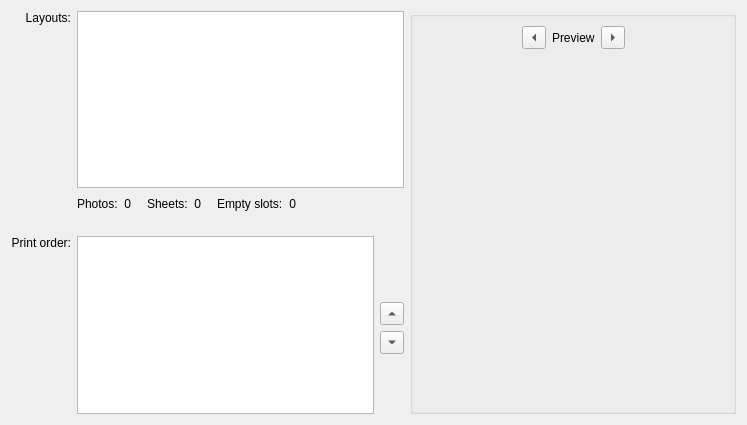
Qt form printimages/ui/photopage.ui (KDE/kipi-plugins) before a commit.
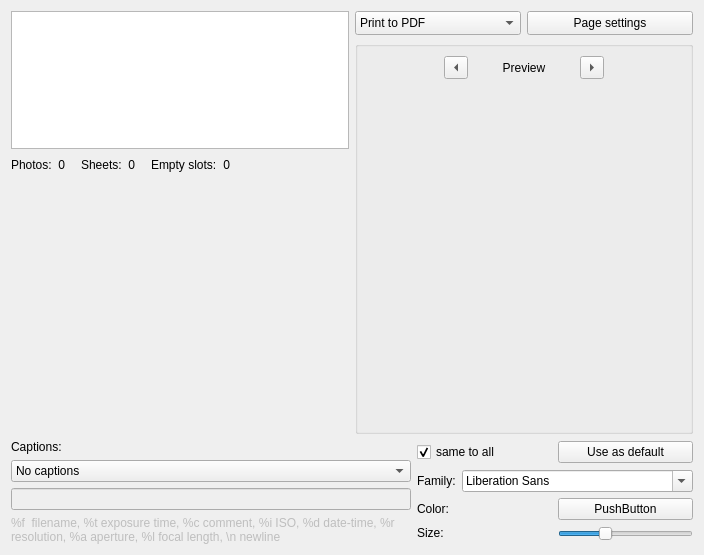
The same form after that commit. Custom widgets are drawn as their Qt base class.

Commit message: - Added ImageFileList from kipi common to get image thumbnail with filename - thanks to image file list we can add and remove photo to the list - Reviewed wizard, info page is not needed any more

```diff
--- a/printimages/ui/photopage.ui
+++ b/printimages/ui/photopage.ui
@@ -6,28 +6,196 @@
    <rect>
     <x>0</x>
     <y>0</y>
-    <width>747</width>
-    <height>425</height>
+    <width>682</width>
+    <height>555</height>
    </rect>
   </property>
-  <layout class="QGridLayout" name="gridLayout_3">
-   <item row="0" column="0">
-    <widget class="QLabel" name="TextLabel2_10">
-     <property name="text">
-      <string>Layouts:</string>
-     </property>
-     <property name="alignment">
-      <set>Qt::AlignRight|Qt::AlignTop|Qt::AlignTrailing</set>
-     </property>
-     <property name="buddy">
-      <cstring>ListPhotoSizes</cstring>
-     </property>
-    </widget>
-   </item>
-   <item row="0" column="1">
+  <layout class="QVBoxLayout" name="verticalLayout_9">
+   <item>
+    <layout class="QHBoxLayout" name="horizontalLayout_8">
+     <item>
+      <layout class="QVBoxLayout" name="verticalLayout_7">
+       <item>
     <widget class="QListWidget" name="ListPhotoSizes"/>
    </item>
-   <item row="0" column="2" rowspan="4">
+       <item>
+        <layout class="QHBoxLayout" name="horizontalLayout_3">
+         <item>
+          <widget class="QLabel" name="TextLabel4_2">
+           <property name="text">
+            <string>Photos:</string>
+           </property>
+          </widget>
+         </item>
+         <item>
+          <widget class="QLabel" name="LblPhotoCount">
+           <property name="text">
+            <string>&lt;p align=&quot;right&quot;&gt;0&lt;/p&gt;</string>
+           </property>
+          </widget>
+         </item>
+         <item>
+          <spacer name="horizontalSpacer">
+           <property name="orientation">
+            <enum>Qt::Horizontal</enum>
+           </property>
+           <property name="sizeType">
+            <enum>QSizePolicy::Fixed</enum>
+           </property>
+           <property name="sizeHint" stdset="0">
+            <size>
+             <width>10</width>
+             <height>20</height>
+            </size>
+           </property>
+          </spacer>
+         </item>
+         <item>
+          <widget class="QLabel" name="TextLabel4">
+           <property name="text">
+            <string>Sheets:</string>
+           </property>
+          </widget>
+         </item>
+         <item>
+          <widget class="QLabel" name="LblSheetsPrinted">
+           <property name="text">
+            <string>&lt;p align=&quot;right&quot;&gt;0&lt;/p&gt;</string>
+           </property>
+          </widget>
+         </item>
+         <item>
+          <spacer name="horizontalSpacer_2">
+           <property name="orientation">
+            <enum>Qt::Horizontal</enum>
+           </property>
+           <property name="sizeType">
+            <enum>QSizePolicy::Fixed</enum>
+           </property>
+           <property name="sizeHint" stdset="0">
+            <size>
+             <width>10</width>
+             <height>20</height>
+            </size>
+           </property>
+          </spacer>
+         </item>
+         <item>
+          <widget class="QLabel" name="TextLabel6">
+           <property name="text">
+            <string>Empty slots:</string>
+           </property>
+          </widget>
+         </item>
+         <item>
+          <widget class="QLabel" name="LblEmptySlots">
+           <property name="text">
+            <string>&lt;p align=&quot;right&quot;&gt;0&lt;/p&gt;</string>
+           </property>
+          </widget>
+         </item>
+         <item>
+          <spacer name="horizontalSpacer_5">
+           <property name="orientation">
+            <enum>Qt::Horizontal</enum>
+           </property>
+           <property name="sizeHint" stdset="0">
+            <size>
+             <width>40</width>
+             <height>20</height>
+            </size>
+           </property>
+          </spacer>
+         </item>
+        </layout>
+       </item>
+       <item>
+        <spacer name="verticalSpacer_2">
+         <property name="orientation">
+          <enum>Qt::Vertical</enum>
+         </property>
+         <property name="sizeType">
+          <enum>QSizePolicy::Fixed</enum>
+         </property>
+         <property name="sizeHint" stdset="0">
+          <size>
+           <width>20</width>
+           <height>13</height>
+          </size>
+         </property>
+        </spacer>
+       </item>
+       <item>
+        <widget class="QWidget" name="mPrintList" native="true">
+         <property name="sizePolicy">
+          <sizepolicy hsizetype="Expanding" vsizetype="Expanding">
+           <horstretch>0</horstretch>
+           <verstretch>0</verstretch>
+          </sizepolicy>
+         </property>
+         <property name="minimumSize">
+          <size>
+           <width>200</width>
+           <height>240</height>
+          </size>
+         </property>
+        </widget>
+       </item>
+      </layout>
+     </item>
+     <item>
+      <layout class="QVBoxLayout" name="verticalLayout_2">
+       <item>
+        <layout class="QHBoxLayout" name="horizontalLayout">
+         <item>
+          <widget class="QComboBox" name="m_printer_choice">
+           <property name="minimumSize">
+            <size>
+             <width>0</width>
+             <height>24</height>
+            </size>
+           </property>
+           <property name="insertPolicy">
+            <enum>QComboBox::InsertAtTop</enum>
+           </property>
+           <item>
+            <property name="text">
+             <string>Print to PDF</string>
+            </property>
+           </item>
+           <item>
+            <property name="text">
+             <string>Print to PS</string>
+            </property>
+           </item>
+           <item>
+            <property name="text">
+             <string>Print to JPG</string>
+            </property>
+           </item>
+           <item>
+            <property name="text">
+             <string>Print to gimp</string>
+            </property>
+           </item>
+          </widget>
+         </item>
+         <item>
+          <widget class="QPushButton" name="m_pagesetup">
+           <property name="minimumSize">
+            <size>
+             <width>0</width>
+             <height>24</height>
+            </size>
+           </property>
+           <property name="text">
+            <string>Page settings</string>
+           </property>
+          </widget>
+         </item>
+        </layout>
+       </item>
+       <item>
     <widget class="QGroupBox" name="groupBox">
      <property name="title">
       <string/>
@@ -72,9 +240,24 @@
         </item>
         <item>
          <widget class="QLabel" name="LblPreview">
+              <property name="sizePolicy">
+               <sizepolicy hsizetype="Preferred" vsizetype="Preferred">
+                <horstretch>0</horstretch>
+                <verstretch>0</verstretch>
+               </sizepolicy>
+              </property>
+              <property name="minimumSize">
+               <size>
+                <width>100</width>
+                <height>0</height>
+               </size>
+              </property>
           <property name="text">
            <string>Preview</string>
           </property>
+              <property name="alignment">
+               <set>Qt::AlignCenter</set>
+              </property>
          </widget>
         </item>
         <item>
@@ -114,6 +297,22 @@
         </item>
        </layout>
       </item>
+          <item>
+           <spacer name="verticalSpacer_3">
+            <property name="orientation">
+             <enum>Qt::Vertical</enum>
+            </property>
+            <property name="sizeType">
+             <enum>QSizePolicy::Fixed</enum>
+            </property>
+            <property name="sizeHint" stdset="0">
+             <size>
+              <width>20</width>
+              <height>13</height>
+             </size>
+            </property>
+           </spacer>
+          </item>
       <item>
        <widget class="QLabel" name="BmpFirstPagePreview">
         <property name="sizePolicy">
@@ -149,84 +348,110 @@
      </layout>
     </widget>
    </item>
-   <item row="1" column="1">
-    <layout class="QHBoxLayout" name="horizontalLayout_3">
-     <item>
-      <widget class="QLabel" name="TextLabel4_2">
-       <property name="text">
-        <string>Photos:</string>
-       </property>
-      </widget>
+      </layout>
      </item>
-     <item>
-      <widget class="QLabel" name="LblPhotoCount">
-       <property name="text">
-        <string>&lt;p align=&quot;right&quot;&gt;0&lt;/p&gt;</string>
-       </property>
-      </widget>
+    </layout>
      </item>
      <item>
-      <spacer name="horizontalSpacer">
+    <spacer name="verticalSpacer_5">
        <property name="orientation">
-        <enum>Qt::Horizontal</enum>
-       </property>
-       <property name="sizeType">
-        <enum>QSizePolicy::Fixed</enum>
-       </property>
+      <enum>Qt::Vertical</enum>
+     </property>
        <property name="sizeHint" stdset="0">
         <size>
-         <width>10</width>
-         <height>20</height>
+       <width>20</width>
+       <height>13</height>
         </size>
        </property>
       </spacer>
      </item>
      <item>
-      <widget class="QLabel" name="TextLabel4">
+    <layout class="QHBoxLayout" name="horizontalLayout_9">
+     <item>
+      <layout class="QVBoxLayout" name="verticalLayout_5">
+       <item>
+        <layout class="QVBoxLayout" name="verticalLayout_4">
+         <item>
+          <widget class="QLabel" name="label_2">
        <property name="text">
-        <string>Sheets:</string>
-       </property>
+            <string>Captions:</string>
+           </property>
+           <property name="buddy">
+            <cstring>m_captions</cstring>
+           </property>
       </widget>
      </item>
      <item>
-      <widget class="QLabel" name="LblSheetsPrinted">
+          <widget class="QComboBox" name="m_captions">
+           <item>
        <property name="text">
-        <string>&lt;p align=&quot;right&quot;&gt;0&lt;/p&gt;</string>
-       </property>
-      </widget>
+             <string>No captions</string>
+            </property>
      </item>
      <item>
-      <spacer name="horizontalSpacer_2">
-       <property name="orientation">
-        <enum>Qt::Horizontal</enum>
-       </property>
-       <property name="sizeType">
-        <enum>QSizePolicy::Fixed</enum>
-       </property>
-       <property name="sizeHint" stdset="0">
-        <size>
-         <width>10</width>
-         <height>20</height>
-        </size>
-       </property>
-      </spacer>
+            <property name="text">
+             <string>Image file names</string>
+            </property>
+           </item>
+           <item>
+            <property name="text">
+             <string>Exif date-time</string>
+            </property>
+           </item>
+           <item>
+            <property name="text">
+             <string>Comments</string>
+            </property>
      </item>
      <item>
-      <widget class="QLabel" name="TextLabel6">
        <property name="text">
-        <string>Empty slots:</string>
-       </property>
-      </widget>
-     </item>
+             <string>Free</string>
+            </property>
+           </item>
+          </widget>
+         </item>
+        </layout>
+       </item>
      <item>
-      <widget class="QLabel" name="LblEmptySlots">
+        <layout class="QVBoxLayout" name="verticalLayout_3">
+         <item>
+          <widget class="QLineEdit" name="m_FreeCaptionFormat">
+           <property name="enabled">
+            <bool>false</bool>
+           </property>
+           <property name="minimumSize">
+            <size>
+             <width>400</width>
+             <height>0</height>
+            </size>
+           </property>
+          </widget>
+         </item>
+         <item>
+          <widget class="QLabel" name="m_free_label">
+           <property name="enabled">
+            <bool>false</bool>
+           </property>
+           <property name="sizePolicy">
+            <sizepolicy hsizetype="Preferred" vsizetype="Minimum">
+             <horstretch>0</horstretch>
+             <verstretch>0</verstretch>
+            </sizepolicy>
+           </property>
        <property name="text">
-        <string>&lt;p align=&quot;right&quot;&gt;0&lt;/p&gt;</string>
-       </property>
-      </widget>
-     </item>
+            <string>%f  filename, %t exposure time, %c comment, %i ISO, %d date-time, %r resolution, %a aperture, %l focal length, \n newline</string>
+           </property>
+           <property name="wordWrap">
+            <bool>true</bool>
+           </property>
+          </widget>
+         </item>
+        </layout>
+       </item>
+      </layout>
+     </item>
      <item>
-      <spacer name="horizontalSpacer_5">
+      <spacer name="horizontalSpacer_3">
        <property name="orientation">
         <enum>Qt::Horizontal</enum>
        </property>
@@ -238,113 +463,135 @@
        </property>
       </spacer>
      </item>
-    </layout>
-   </item>
-   <item row="2" column="1">
-    <spacer name="verticalSpacer_2">
-     <property name="orientation">
-      <enum>Qt::Vertical</enum>
-     </property>
-     <property name="sizeType">
-      <enum>QSizePolicy::Fixed</enum>
-     </property>
-     <property name="sizeHint" stdset="0">
-      <size>
-       <width>20</width>
-       <height>10</height>
-      </size>
-     </property>
-    </spacer>
-   </item>
-   <item row="3" column="0">
-    <widget class="QLabel" name="label">
+     <item>
+      <layout class="QVBoxLayout" name="verticalLayout_8">
+       <item>
+        <layout class="QHBoxLayout" name="horizontalLayout_4">
+         <item>
+          <widget class="QCheckBox" name="m_sameCaption">
+           <property name="text">
+            <string>same to all</string>
+           </property>
+           <property name="checked">
+            <bool>true</bool>
+           </property>
+          </widget>
+         </item>
+         <item>
+          <widget class="QPushButton" name="m_setDefault">
+           <property name="text">
+            <string>Use as default</string>
+           </property>
+          </widget>
+         </item>
+        </layout>
+       </item>
+       <item>
+        <layout class="QVBoxLayout" name="verticalLayout_6">
+         <item>
+          <layout class="QHBoxLayout" name="horizontalLayout_5">
+           <item>
+            <widget class="QLabel" name="label_3">
      <property name="text">
-      <string>Print order:</string>
-     </property>
-     <property name="alignment">
-      <set>Qt::AlignRight|Qt::AlignTop|Qt::AlignTrailing</set>
-     </property>
+              <string>Family:</string>
+             </property>
      <property name="buddy">
       <cstring>ListPrintOrder</cstring>
      </property>
     </widget>
    </item>
-   <item row="3" column="1">
-    <layout class="QGridLayout" name="gridLayout">
-     <item row="0" column="0" rowspan="4">
-      <widget class="QListWidget" name="ListPrintOrder"/>
-     </item>
-     <item row="0" column="1">
-      <spacer name="verticalSpacer_3">
-       <property name="orientation">
-        <enum>Qt::Vertical</enum>
-       </property>
-       <property name="sizeHint" stdset="0">
-        <size>
-         <width>17</width>
-         <height>60</height>
-        </size>
-       </property>
-      </spacer>
-     </item>
-     <item row="3" column="1">
-      <spacer name="verticalSpacer_4">
-       <property name="orientation">
-        <enum>Qt::Vertical</enum>
-       </property>
-       <property name="sizeHint" stdset="0">
-        <size>
-         <width>20</width>
-         <height>60</height>
-        </size>
-       </property>
-      </spacer>
-     </item>
-     <item row="4" column="0">
-      <layout class="QHBoxLayout" name="horizontalLayout"/>
-     </item>
-     <item row="1" column="1">
-      <widget class="QToolButton" name="BtnPrintOrderUp">
-       <property name="font">
-        <font/>
-       </property>
-       <property name="toolTip">
-        <string>Move selected photo Up</string>
-       </property>
-       <property name="whatsThis">
-        <string>Move selected photo Up</string>
-       </property>
+           <item>
+            <widget class="QFontComboBox" name="m_font_name"/>
+           </item>
+          </layout>
+         </item>
+         <item>
+          <layout class="QHBoxLayout" name="horizontalLayout_6">
+           <item>
+            <widget class="QLabel" name="label_4">
+             <property name="text">
+              <string>Color:</string>
+             </property>
+             <property name="buddy">
+              <cstring>m_font_color</cstring>
+             </property>
+            </widget>
+           </item>
+           <item>
+            <widget class="KColorButton" name="m_font_color">
+             <property name="text">
+              <string>PushButton</string>
+             </property>
+            </widget>
+           </item>
+          </layout>
+         </item>
+         <item>
+          <layout class="QHBoxLayout" name="horizontalLayout_7">
+           <item>
+            <widget class="QLabel" name="textLabel1_2">
+             <property name="sizePolicy">
+              <sizepolicy hsizetype="MinimumExpanding" vsizetype="Fixed">
+               <horstretch>0</horstretch>
+               <verstretch>0</verstretch>
+              </sizepolicy>
+             </property>
        <property name="text">
-        <string comment="Move Up">Up</string>
-       </property>
-       <property name="arrowType">
-        <enum>Qt::UpArrow</enum>
-       </property>
-      </widget>
-     </item>
-     <item row="2" column="1">
-      <widget class="QToolButton" name="BtnPrintOrderDown">
-       <property name="font">
-        <font/>
-       </property>
-       <property name="toolTip">
-        <string>Move selected photo Down</string>
-       </property>
-       <property name="whatsThis">
-        <string>Move selected photo Down</string>
-       </property>
-       <property name="text">
-        <string>Down</string>
-       </property>
-       <property name="arrowType">
-        <enum>Qt::DownArrow</enum>
-       </property>
+              <string>Size:</string>
+             </property>
+             <property name="wordWrap">
+              <bool>false</bool>
+             </property>
+             <property name="buddy">
+              <cstring>m_font_size</cstring>
+             </property>
+            </widget>
+           </item>
+           <item>
+            <widget class="QSlider" name="m_font_size">
+             <property name="sizePolicy">
+              <sizepolicy hsizetype="Expanding" vsizetype="Fixed">
+               <horstretch>0</horstretch>
+               <verstretch>0</verstretch>
+              </sizepolicy>
+             </property>
+             <property name="minimum">
+              <number>2</number>
+             </property>
+             <property name="maximum">
+              <number>8</number>
+             </property>
+             <property name="singleStep">
+              <number>2</number>
+             </property>
+             <property name="pageStep">
+              <number>2</number>
+             </property>
+             <property name="value">
+              <number>4</number>
+             </property>
+             <property name="orientation">
+              <enum>Qt::Horizontal</enum>
+             </property>
       </widget>
      </item>
     </layout>
    </item>
   </layout>
+       </item>
+      </layout>
+     </item>
+    </layout>
+   </item>
+  </layout>
  </widget>
+ <customwidgets>
+  <customwidget>
+   <class>KColorButton</class>
+   <extends>QPushButton</extends>
+   <header>kcolorbutton.h</header>
+  </customwidget>
+ </customwidgets>
  <tabstops>
   <tabstop>ListPhotoSizes</tabstop>
   <tabstop>ListPrintOrder</tabstop>
```
Left out of the diff: 5 changed lines with no effect on the pictures. Lines whose indentation alone changed are shown as unchanged. The commit also changes 2 other files.
